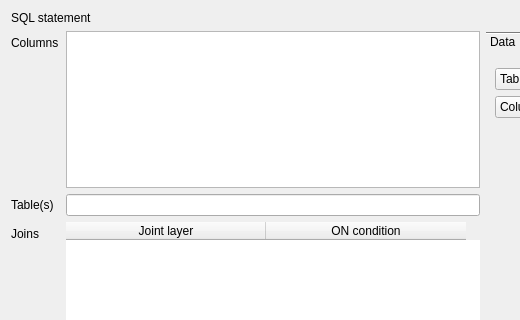
qgis/QGIS, file src/ui/qgssqlcomposerdialogbase.ui: the form before one commit; both pictures show x 0 to 520 and y 0 to 320 of the 747 by 641 pixel window.
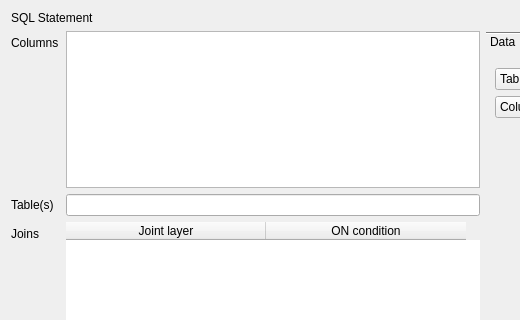
The form after the commit. Icons and pictures are not drawn. Custom widgets are drawn as their Qt base class.

What changed in the file:
```diff
--- a/src/ui/qgssqlcomposerdialogbase.ui
+++ b/src/ui/qgssqlcomposerdialogbase.ui
@@ -21,7 +21,7 @@
        <item>
         <widget class="QLabel" name="mSQLStatementLabel">
          <property name="text">
-          <string>SQL statement</string>
+          <string>SQL Statement</string>
          </property>
         </widget>
        </item>
```
